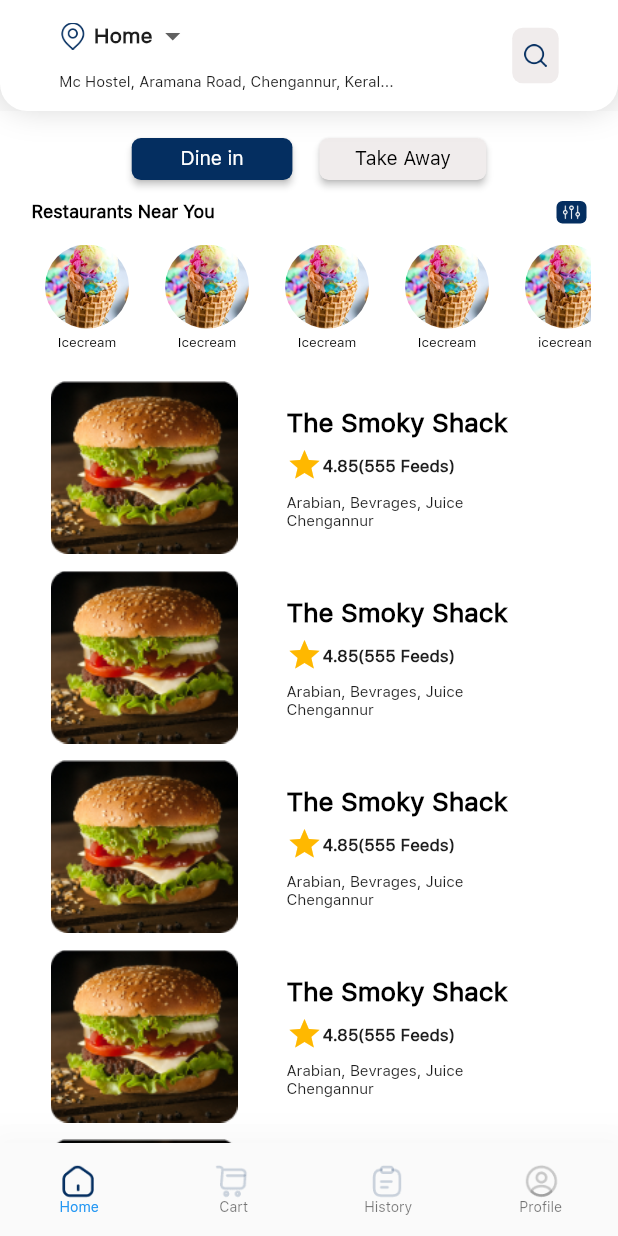
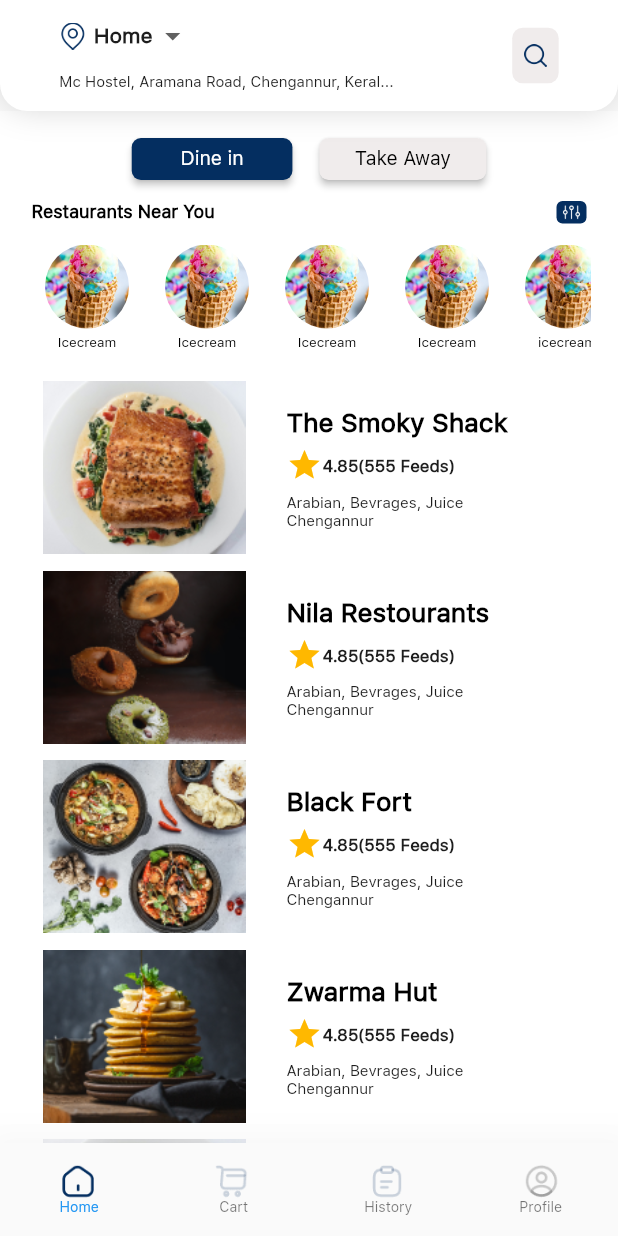
Before and after one commit to jyothir10/eatplek, a Flutter app: the DashBoardScreen screen opened by its route, on a phone screen of 412 x 824 dp. Run offline on Flutter 3.47's test engine with Material 2 defaults, Android fonts, the phone set to English and light mode, and no system bars; our stand-ins replace dotted_line, easy_splash_screen, numberpicker, pin_code_fields.

Commit message:
dash board images

```diff
--- a/lib/Screens/DashBoardScreen.dart
+++ b/lib/Screens/DashBoardScreen.dart
@@ -874,7 +874,7 @@ class _DashBoardScreenState extends State<DashBoardScreen> {
                       physics: const AlwaysScrollableScrollPhysics(),
                       children: [
                         DashBoardCard(
-                          img: "images/fd.png",
+                          img: "images/dashboard/d1.png",
                           text: "The Smoky Shack",
                           rating: "4.85",
                           feeds: "555",
@@ -884,8 +884,8 @@ class _DashBoardScreenState extends State<DashBoardScreen> {
                           location: 'Arabian, Bevrages, Juice\nChengannur',
                         ),
                         DashBoardCard(
-                          img: "images/fd.png",
-                          text: "The Smoky Shack",
+                          img: "images/dashboard/d2.png",
+                          text: "Nila Restourants",
                           rating: "4.85",
                           feeds: "555",
                           ontap: () {
@@ -894,8 +894,8 @@ class _DashBoardScreenState extends State<DashBoardScreen> {
                           location: 'Arabian, Bevrages, Juice\nChengannur',
                         ),
                         DashBoardCard(
-                          img: "images/fd.png",
-                          text: "The Smoky Shack",
+                          img: "images/dashboard/d3.png",
+                          text: "Black Fort",
                           rating: "4.85",
                           feeds: "555",
                           ontap: () {
@@ -904,8 +904,8 @@ class _DashBoardScreenState extends State<DashBoardScreen> {
                           location: 'Arabian, Bevrages, Juice\nChengannur',
                         ),
                         DashBoardCard(
-                          img: "images/fd.png",
-                          text: "The Smoky Shack",
+                          img: "images/dashboard/d4.png",
+                          text: "Zwarma Hut",
                           rating: "4.85",
                           feeds: "555",
                           ontap: () {
@@ -914,7 +914,7 @@ class _DashBoardScreenState extends State<DashBoardScreen> {
                           location: 'Arabian, Bevrages, Juice\nChengannur',
                         ),
                         DashBoardCard(
-                          img: "images/fd.png",
+                          img: "images/dashboard/d1.png",
                           text: "The Smoky Shack",
                           rating: "4.85",
                           feeds: "555",
--- a/lib/main.dart
+++ b/lib/main.dart
@@ -29,7 +29,7 @@ class MyApp extends StatelessWidget {
     ]);
     return MaterialApp(
         debugShowCheckedModeBanner: false,
-        initialRoute: OrderScreen.id,
+        initialRoute: DashBoardScreen.id,
         routes: {
           OnboardingScreen.id: (context) => OnboardingScreen(),
           LoginScreen.id: (context) => LoginScreen(),
--- a/pubspec.yaml
+++ b/pubspec.yaml
@@ -70,6 +70,7 @@ flutter:
   assets:
     - images/
     - images/bottomnavigationbar/
+    - images/dashboard/
 
   # An image asset can refer to one or more resolution-specific "variants", see
   # https://flutter.dev/assets-and-images/#resolution-aware
```
Also changed, not shown: images/dashboard/d1.png (added), images/dashboard/d2.png (added), images/dashboard/d3.png (added), images/dashboard/d4.png (added).
